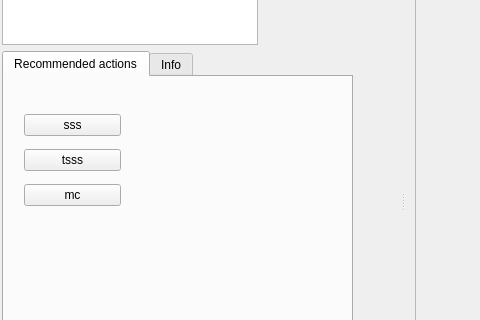
Qt form UI/qt4Designer/UIehdotus4.ui (cibr-jyu/meggie) before a commit; both pictures show x 0 to 480 and y 190 to 510 of the 818 by 785 pixel window.
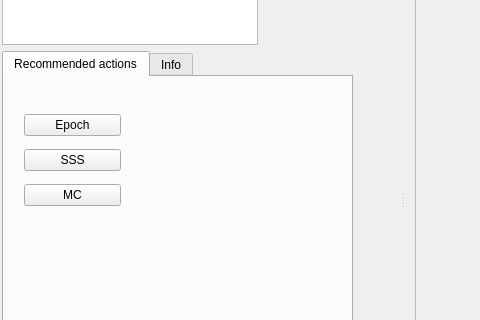
The same form after that commit. The open tabs and pages were chosen to show the change.

Commit message: Pikku muutos UI:hin

What changed in the file:
```diff
--- a/UI/qt4Designer/UIehdotus4.ui
+++ b/UI/qt4Designer/UIehdotus4.ui
@@ -167,21 +167,21 @@
         <item>
          <widget class="QPushButton" name="pushButton">
           <property name="text">
-           <string>sss</string>
+           <string>Epoch</string>
           </property>
          </widget>
         </item>
         <item>
          <widget class="QPushButton" name="pushButton_2">
           <property name="text">
-           <string>tsss</string>
+           <string>SSS</string>
           </property>
          </widget>
         </item>
         <item>
          <widget class="QPushButton" name="pushButton_3">
           <property name="text">
-           <string>mc</string>
+           <string>MC</string>
           </property>
          </widget>
         </item>
```
Left out of the diff: 8 changed lines with no effect on the pictures. The commit also changes 1 other file.
